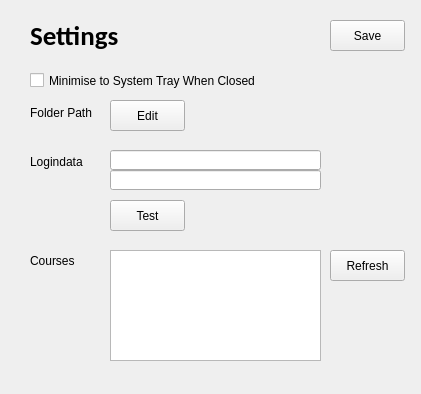
First picture: the form in settings.ui, repository Chrigi2486/xMoodle, before the edit.
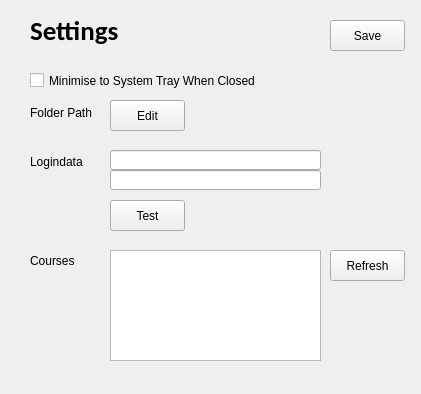
Second picture: the form after the edit.

Commit message: Resized settings title

Diff of the .ui file:
```diff
--- a/settings.ui
+++ b/settings.ui
@@ -95,9 +95,9 @@
    <property name="geometry">
     <rect>
      <x>30</x>
-     <y>20</y>
+     <y>10</y>
      <width>191</width>
-     <height>31</height>
+     <height>41</height>
     </rect>
    </property>
    <property name="font">
```
